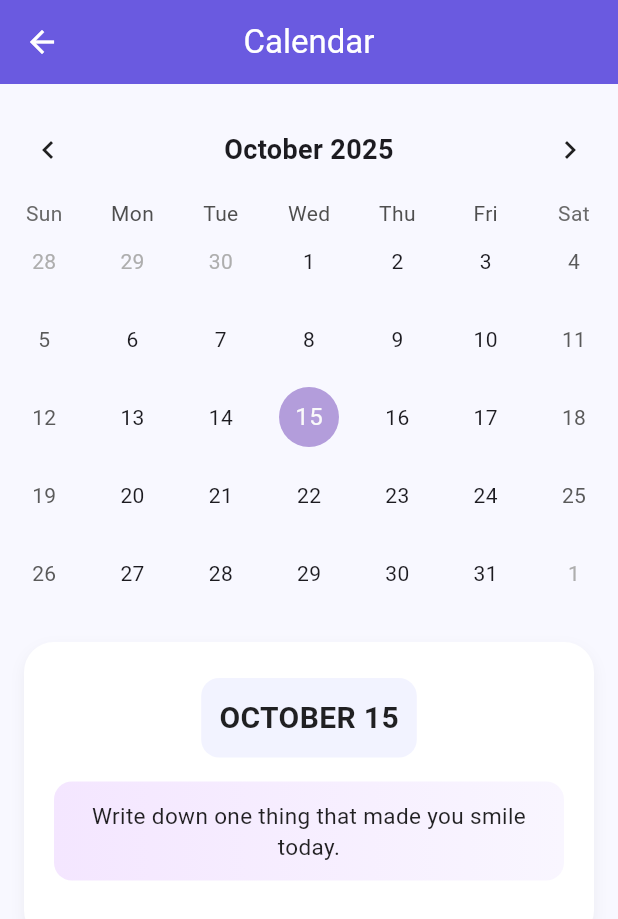
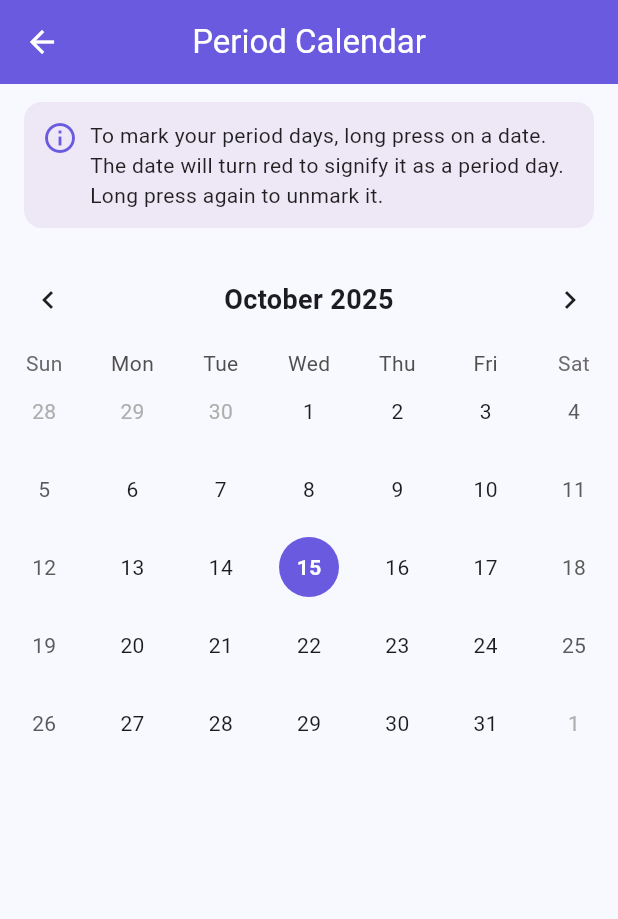
Before and after one commit to lanixiligan/IMSOFTENG-Final-Project-Warmly, a Flutter app: the CalendarPage screen opened by its route, on a phone screen of 412 x 824 dp. Shown: the top 919 px of the screen. Run offline on Flutter 3.47's test engine with Material 3 defaults, Android fonts, the phone set to English and light mode, and no system bars; drawn by our look-alikes of table_calendar.

Commit message:
Finalized the calendar to mark days of period, and fixed some UI logical errors

```diff
--- a/warmly/lib/pages/calendar_page.dart
+++ b/warmly/lib/pages/calendar_page.dart
@@ -1,6 +1,5 @@
 import 'package:flutter/material.dart';
 import 'package:table_calendar/table_calendar.dart';
-import '../widgets/daily_tip_card.dart';
 
 class CalendarPage extends StatefulWidget {
   const CalendarPage({super.key});
@@ -11,13 +10,35 @@ class CalendarPage extends StatefulWidget {
 
 class _CalendarPageState extends State<CalendarPage> {
   DateTime _focusedDay = DateTime.now();
-  DateTime _selectedDay = DateTime.now();
+  final List<DateTime> _periodDays = [];
+
+  // Normalize date (ignore time)
+  DateTime _normalizeDate(DateTime date) =>
+      DateTime(date.year, date.month, date.day);
+
+  bool _isPeriodDay(DateTime day) {
+    for (final d in _periodDays) {
+      if (isSameDay(d, day)) return true;
+    }
+    return false;
+  }
+
+  void _togglePeriodDay(DateTime day) {
+    final normalized = _normalizeDate(day);
+    setState(() {
+      if (_isPeriodDay(normalized)) {
+        _periodDays.removeWhere((d) => isSameDay(d, normalized));
+      } else {
+        _periodDays.add(normalized);
+      }
+    });
+  }
 
   @override
   Widget build(BuildContext context) {
     return Scaffold(
       appBar: AppBar(
-        title: const Text('Calendar'),
+        title: const Text('Period Calendar'),
         centerTitle: true,
         backgroundColor: const Color(0xFF6A5AE0),
         foregroundColor: Colors.white,
@@ -25,17 +46,41 @@ class _CalendarPageState extends State<CalendarPage> {
       body: Column(
         children: [
           const SizedBox(height: 12),
+
+          // 🩸 Info Guide
+          Padding(
+            padding: const EdgeInsets.symmetric(horizontal: 16.0),
+            child: Container(
+              decoration: BoxDecoration(
+                color: const Color(0xFFEDE7F6),
+                borderRadius: BorderRadius.circular(12),
+              ),
+              padding: const EdgeInsets.all(12),
+              child: Row(
+                crossAxisAlignment: CrossAxisAlignment.start,
+                children: const [
+                  Icon(Icons.info_outline, color: Color(0xFF6A5AE0)),
+                  SizedBox(width: 8),
+                  Expanded(
+                    child: Text(
+                      'To mark your period days, long press on a date. '
+                      'The date will turn red to signify it as a period day. '
+                      'Long press again to unmark it.',
+                      style: TextStyle(fontSize: 14, color: Colors.black87, height: 1.4),
+                    ),
+                  ),
+                ],
+              ),
+            ),
+          ),
+
+          const SizedBox(height: 16),
+
+          // 🗓️ Simplified Calendar
           TableCalendar(
             firstDay: DateTime.utc(2020, 1, 1),
             lastDay: DateTime.utc(2030, 12, 31),
             focusedDay: _focusedDay,
-            selectedDayPredicate: (day) => isSameDay(_selectedDay, day),
-            onDaySelected: (selectedDay, focusedDay) {
-              setState(() {
-                _selectedDay = selectedDay;
-                _focusedDay = focusedDay;
-              });
-            },
             headerStyle: const HeaderStyle(
               formatButtonVisible: false,
               titleCentered: true,
@@ -46,14 +91,57 @@ class _CalendarPageState extends State<CalendarPage> {
                 color: Color(0xFF6A5AE0),
                 shape: BoxShape.circle,
               ),
-              selectedDecoration: BoxDecoration(
-                color: Color(0xFFB39DDB),
-                shape: BoxShape.circle,
-              ),
+            ),
+            onDayLongPressed: (selectedDay, focusedDay) {
+              _togglePeriodDay(selectedDay);
+            },
+            onPageChanged: (focusedDay) {
+              _focusedDay = focusedDay;
+            },
+            calendarBuilders: CalendarBuilders(
+              defaultBuilder: (context, day, focusedDay) {
+                if (_isPeriodDay(day)) {
+                  // 🔴 Red circle for period days
+                  return Center(
+                    child: Container(
+                      width: 40,
+                      height: 40,
+                      decoration: const BoxDecoration(
+                        color: Colors.red,
+                        shape: BoxShape.circle,
+                      ),
+                      alignment: Alignment.center,
+                      child: Text(
+                        '${day.day}',
+                        style: const TextStyle(
+                            color: Colors.white, fontWeight: FontWeight.bold),
+                      ),
+                    ),
+                  );
+                }
+                return null;
+              },
+              todayBuilder: (context, day, focusedDay) {
+                // Highlight today (purple)
+                return Center(
+                  child: Container(
+                    width: 40,
+                    height: 40,
+                    decoration: const BoxDecoration(
+                      color: Color(0xFF6A5AE0),
+                      shape: BoxShape.circle,
+                    ),
+                    alignment: Alignment.center,
+                    child: Text(
+                      '${day.day}',
+                      style: const TextStyle(
+                          color: Colors.white, fontWeight: FontWeight.bold),
+                    ),
+                  ),
+                );
+              },
             ),
           ),
-          const SizedBox(height: 20),
-          DailyTipCard(selectedDate: _selectedDay),
         ],
       ),
     );
--- a/warmly/lib/pages/instant_relief_tools/relaxation_page.dart
+++ b/warmly/lib/pages/instant_relief_tools/relaxation_page.dart
@@ -9,7 +9,7 @@ class RelaxationPage extends StatelessWidget {
     return Scaffold(
       appBar: AppBar(title: const Text("Relaxation Sounds"), backgroundColor: const Color(0xFF6A5AE0)),
       body: const Center(child: Text("Relaxation audios and sounds here", style: TextStyle(fontSize: 18))),
-      bottomNavigationBar: const BottomNavBar(currentIndex: 3),
+      bottomNavigationBar: const BottomNavBar(currentIndex: 1),
     );
   }
 }
--- a/warmly/lib/pages/instant_relief_tools/stretching_page.dart
+++ b/warmly/lib/pages/instant_relief_tools/stretching_page.dart
@@ -9,7 +9,7 @@ class StretchingPage extends StatelessWidget {
     return Scaffold(
       appBar: AppBar(title: const Text("Stretching Routine"), backgroundColor: const Color(0xFF6A5AE0)),
       body: const Center(child: Text("Simple stretching routines here", style: TextStyle(fontSize: 18))),
-      bottomNavigationBar: const BottomNavBar(currentIndex: 2),
+      bottomNavigationBar: const BottomNavBar(currentIndex: 1),
     );
   }
 }
```
Also changed, not shown: warmly/lib/pages/instant_relief_tools_page.dart (+57 -28 lines).
